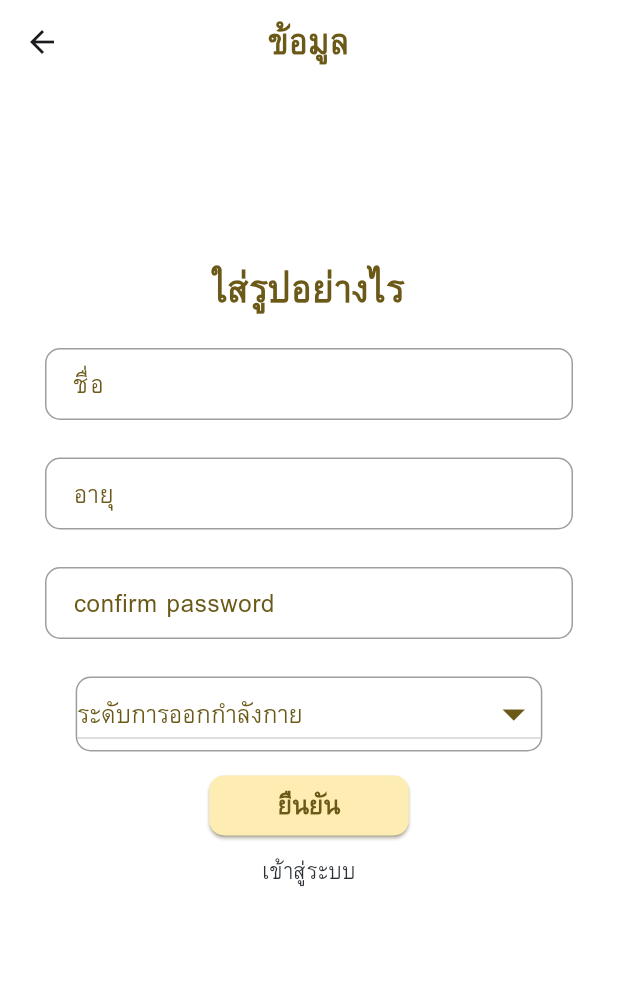
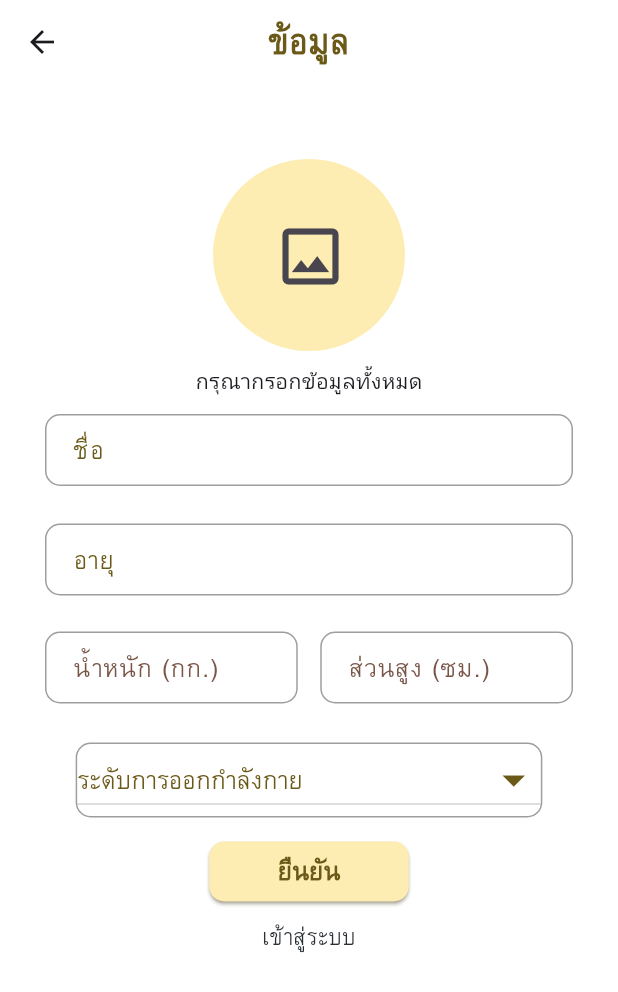
Before and after one commit to magomie/Health-reminders, a Flutter app: the informationPage screen opened directly, on a phone screen of 412 x 824 dp. Shown: the top 992 px of the screen. Run offline on Flutter 3.47's test engine with Material 3 defaults, Android fonts, the phone set to English and light mode, and no system bars.

Commit message:
แก้ imformation page
แก้ส่วนที่กอมไม่เข้าใจแล้วนะ

```diff
--- a/health_reminders/lib/pages/information.dart
+++ b/health_reminders/lib/pages/information.dart
@@ -11,14 +11,18 @@ class informationPage extends StatefulWidget {
 
 class _informationPageState extends State<informationPage> {
   String? valueselect;
-  List listitem = [ "ไม่มีการออกกำลังกาย",
+  List listitem = [
+    "ไม่มีการออกกำลังกาย",
     "ออกกำลังกายเล็กน้อยอาทิตย์ละ 1-3 วัน",
     "ออกกำลังกายปานกลางอาทิตย์ละ 3-5 วัน",
     "ออกกำลังกายอย่างหนักอาทิตย์ละ 6-7 วัน",
-                    "ออกกำลังกายอย่างหนักทุกวัน" ];
+    "ออกกำลังกายอย่างหนักทุกวัน"
+  ];
 
-  final TextEditingController emailController = TextEditingController();
-  final TextEditingController passwordController = TextEditingController();
+  final TextEditingController nameController = TextEditingController();
+  final TextEditingController ageController = TextEditingController();
+  final TextEditingController weightController = TextEditingController();
+  final TextEditingController heightController = TextEditingController();
 
   @override
   Widget build(BuildContext context) {
@@ -42,28 +46,49 @@ class _informationPageState extends State<informationPage> {
         child: Center(
           child: Container(
             child: Column(
+              mainAxisAlignment: MainAxisAlignment.spaceEvenly,
               children: <Widget>[
                 SizedBox(
-                  height: 120,
+                  height: 50,
                 ),
-                Text(
-                  'ใส่รูปอย่างไร',
-                  style: TextStyle(
-                      color: Color.fromRGBO(107, 89, 24, 1),
-                      fontFamily: 'Garuda',
-                      fontWeight: FontWeight.bold,
-                      fontSize: 24),
+                Column(
+                  mainAxisAlignment: MainAxisAlignment.center,
+                  children: [
+                    Stack(
+                      children: [
+                        CircleAvatar(
+                          radius: 64,
+                          backgroundColor: yellow,
+                        ),
+                        Positioned(
+                          child: IconButton(
+                            onPressed: () {},
+                            icon: Icon(
+                              Icons.photo_outlined,
+                              size: 50,
+                            ),
+                          ),
+                          top: 64 - 32,
+                          left: 64 - 32,
+                        ),
+                      ],
+                    ),
+                  ],
                 ),
                 Column(
                   children: [
                     SizedBox(
                       height: 10,
                     ),
+                    Text(
+                      'กรุณากรอกข้อมูลทั้งหมด',
+                      textAlign: TextAlign.left,
+                    ),
                     Padding(
                       padding: const EdgeInsets.symmetric(
                           horizontal: 30.0, vertical: 12.0),
                       child: TextField(
-                        controller: emailController,
+                        controller: nameController,
                         decoration: InputDecoration(
                           labelText: 'ชื่อ',
                           labelStyle: TextStyle(
@@ -94,7 +119,7 @@ class _informationPageState extends State<informationPage> {
                       padding: const EdgeInsets.symmetric(
                           horizontal: 30.0, vertical: 12.0),
                       child: TextField(
-                        controller: passwordController,
+                        controller: ageController,
                         decoration: InputDecoration(
                           labelText: 'อายุ',
                           labelStyle: TextStyle(
@@ -118,36 +143,85 @@ class _informationPageState extends State<informationPage> {
                         ),
                       ),
                     ),
-                    SizedBox(
-                      height: 1,
+                    Row(
+                      mainAxisAlignment: MainAxisAlignment
+                          .spaceBetween, // Adjust the alignment as needed
+                      children: [
+                        Expanded(
+                          child: Padding(
+                            padding: const EdgeInsets.only(
+                              right: 5.0,
+                              left: 30,
+                              top: 12,
+                              bottom: 12,
                             ),
-                    Padding(
-                      padding: const EdgeInsets.symmetric(
-                          horizontal: 30.0, vertical: 12.0),
                             child: TextField(
-                        controller: passwordController,
+                              controller: weightController,
+                              obscureText: true,
                               decoration: InputDecoration(
-                          labelText: 'confirm password',
+                                labelText: 'น้ำหนัก (กก.)',
                                 labelStyle: TextStyle(
-                                  color: brown, // สีของ labelText
+                                  color: Colors.brown,
                                   fontSize: 16,
-                                  fontFamily: 'Garuda' // ขนาด font ของ labelText
+                                  fontFamily: 'Garuda',
                                 ),
                                 contentPadding: EdgeInsets.symmetric(
                                     vertical: 12.0, horizontal: 15.0),
                                 border: OutlineInputBorder(),
                                 focusedBorder: OutlineInputBorder(
-                            borderSide:
-                                BorderSide(color: Colors.grey, width: 2.0),
+                                  borderSide: BorderSide(
+                                      color: Colors.grey, width: 2.0),
                                   borderRadius: BorderRadius.circular(10.0),
                                 ),
                                 enabledBorder: OutlineInputBorder(
-                            borderSide:
-                                BorderSide(color: Colors.grey, width: 1.0),
+                                  borderSide: BorderSide(
+                                      color: Colors.grey, width: 1.0),
                                   borderRadius: BorderRadius.circular(10.0),
                                 ),
                               ),
                             ),
+                          ),
+                        ),
+                        SizedBox(width: 5),
+                        Expanded(
+                          child: Padding(
+                            padding: const EdgeInsets.only(
+                              right: 30.0,
+                              left: 5,
+                              top: 12,
+                              bottom: 12,
+                            ),
+                            child: TextField(
+                              controller: heightController,
+                              obscureText: true,
+                              decoration: InputDecoration(
+                                labelText: 'ส่วนสูง (ซม.) ',
+                                labelStyle: TextStyle(
+                                  color: Colors.brown,
+                                  fontSize: 16,
+                                  fontFamily: 'Garuda',
+                                ),
+                                contentPadding: EdgeInsets.symmetric(
+                                    vertical: 12.0, horizontal: 15.0),
+                                border: OutlineInputBorder(),
+                                focusedBorder: OutlineInputBorder(
+                                  borderSide: BorderSide(
+                                      color: Colors.grey, width: 2.0),
+                                  borderRadius: BorderRadius.circular(10.0),
+                                ),
+                                enabledBorder: OutlineInputBorder(
+                                  borderSide: BorderSide(
+                                      color: Colors.grey, width: 1.0),
+                                  borderRadius: BorderRadius.circular(10.0),
+                                ),
+                              ),
+                            ),
+                          ),
+                        ),
+                      ],
+                    ),
+                    SizedBox(
+                      height: 1,
                     ),
                   ],
                 ),
@@ -166,16 +240,19 @@ class _informationPageState extends State<informationPage> {
                       ),
                       borderRadius: BorderRadius.circular(10.0),
                     ),
-
                     child: DropdownButton(
-                        hint: Text("ระดับการออกกำลังกาย",
+                      hint: Text(
+                        "ระดับการออกกำลังกาย",
                         style: TextStyle(
                           color: brown, // สีของ hint text
                           fontSize: 16, // ขนาด font ของ hint text
                           fontFamily: 'Garuda',
                         ),
                       ),
-                        icon: Icon(Icons.arrow_drop_down , color: brown,),
+                      icon: Icon(
+                        Icons.arrow_drop_down,
+                        color: brown,
+                      ),
                       iconSize: 36,
                       style: TextStyle(
                         color: brown,
@@ -191,11 +268,15 @@ class _informationPageState extends State<informationPage> {
                       items: listitem.map((item) {
                         return DropdownMenuItem(
                           value: item as String?,
-                            child: Text(item! ,style: TextStyle(
+                          child: Text(
+                            item!,
+                            style: TextStyle(
                               color: brown, // สีของเนื้อหาใน DropdownMenuItem
-                                                fontSize: 16, // ขนาด font ของเนื้อหาใน DropdownMenuItem
+                              fontSize:
+                                  16, // ขนาด font ของเนื้อหาใน DropdownMenuItem
                               fontFamily: 'Garuda',
-                                              ),),
+                            ),
+                          ),
                         );
                       }).toList(),
                     ),
@@ -216,7 +297,6 @@ class _informationPageState extends State<informationPage> {
                   },
                   child: Text('ยืนยัน', style: TextStyles.Tlogin),
                 ),
-
                 SizedBox(
                   height: 10,
                 ),
```
Lines whose indentation alone changed are shown as unchanged.
